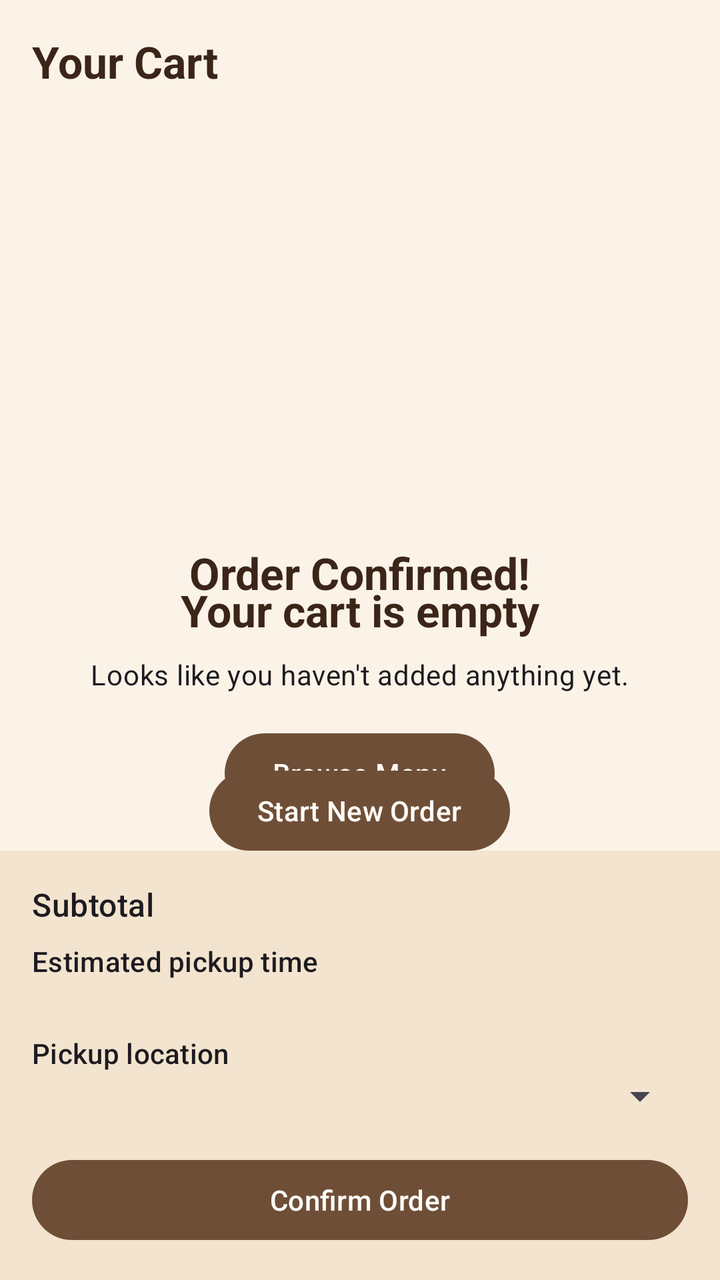
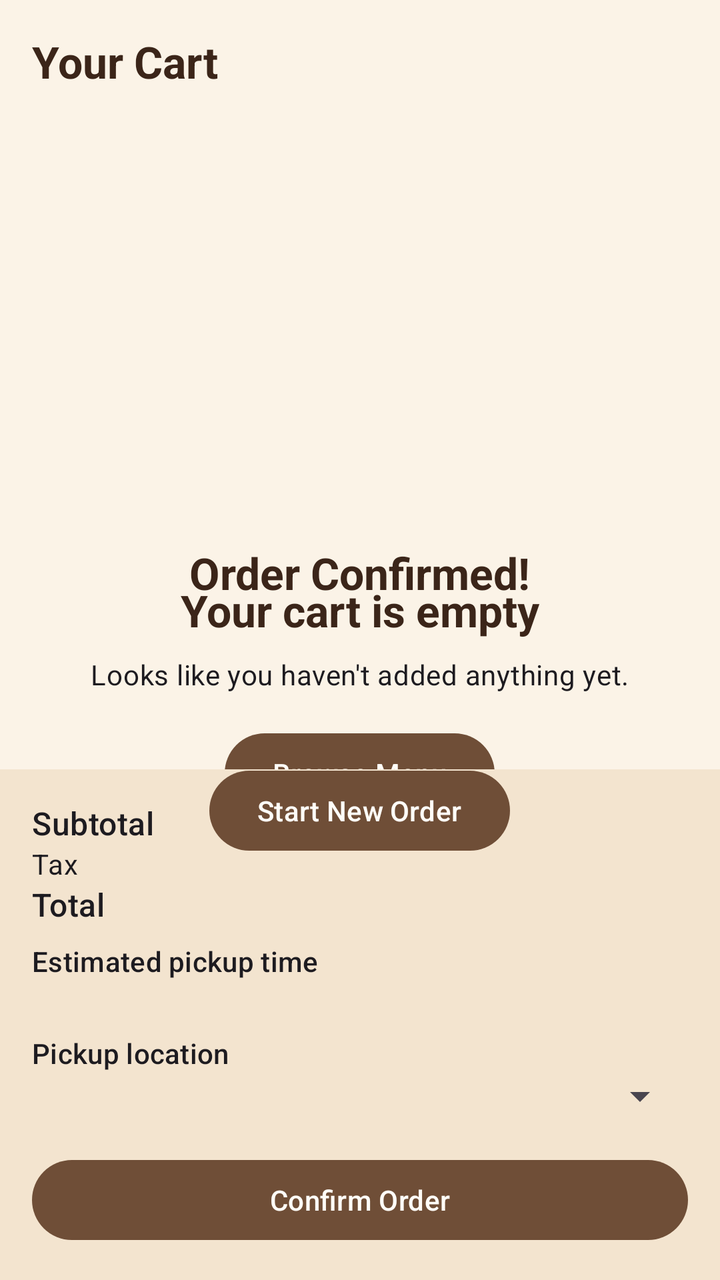

An Android layout rendered at two revisions. The XML below is the earlier revision; the diff shows what the commit changed to produce the second picture.
<!-- AndroidManifest.xml: application theme Theme.Jojos_Cup_Of_Jo -->
<!-- res/layout/fragment_cart.xml -->
<?xml version="1.0" encoding="utf-8"?>
<LinearLayout xmlns:android="http://schemas.android.com/apk/res/android"
    xmlns:app="http://schemas.android.com/apk/res-auto"
    xmlns:tools="http://schemas.android.com/tools"
    android:layout_width="match_parent"
    android:layout_height="match_parent"
    android:orientation="vertical">

    <TextView
        android:layout_width="wrap_content"
        android:layout_height="wrap_content"
        android:layout_margin="@dimen/spacing_md"
        android:text="@string/heading_your_cart"
        android:textAppearance="@style/TextAppearance.Jojo.SectionHeading" />

    <FrameLayout
        android:layout_width="match_parent"
        android:layout_height="0dp"
        android:layout_weight="1">

    
    <LinearLayout
        android:id="@+id/cart_empty_group"
        android:layout_width="match_parent"
        android:layout_height="match_parent"
        android:gravity="center"
        android:orientation="vertical"
        android:padding="@dimen/spacing_lg">

        <TextView
            android:layout_width="wrap_content"
            android:layout_height="wrap_content"
            android:text="@string/cart_empty_title"
            android:textAppearance="@style/TextAppearance.Jojo.SectionHeading" />

        <TextView
            android:layout_width="wrap_content"
            android:layout_height="wrap_content"
            android:layout_marginTop="@dimen/spacing_sm"
            android:text="@string/cart_empty_subtitle"
            android:textAppearance="@style/TextAppearance.Material3.BodyMedium" />

        <com.google.android.material.button.MaterialButton
            android:id="@+id/browse_menu_button"
            android:layout_width="wrap_content"
            android:layout_height="wrap_content"
            android:layout_marginTop="@dimen/spacing_md"
            android:text="@string/browse_menu" />

    </LinearLayout>

    
    <LinearLayout
        android:id="@+id/cart_content_group"
        android:layout_width="match_parent"
        android:layout_height="match_parent"
        android:orientation="vertical">

        <androidx.recyclerview.widget.RecyclerView
            android:id="@+id/cart_recycler_view"
            android:layout_width="match_parent"
            android:layout_height="0dp"
            android:layout_weight="1"
            android:clipToPadding="false"
            android:paddingVertical="@dimen/spacing_sm"
            tools:listitem="@layout/item_cart_product" />

        <LinearLayout
            android:layout_width="match_parent"
            android:layout_height="wrap_content"
            android:background="?attr/colorPrimaryContainer"
            android:orientation="vertical"
            android:padding="@dimen/spacing_md">

            <LinearLayout
                android:layout_width="match_parent"
                android:layout_height="wrap_content"
                android:orientation="horizontal">

                <TextView
                    android:layout_width="0dp"
                    android:layout_height="wrap_content"
                    android:layout_weight="1"
                    android:text="@string/subtotal"
                    android:textAppearance="@style/TextAppearance.Material3.TitleMedium" />

                <TextView
                    android:id="@+id/cart_subtotal"
                    android:layout_width="wrap_content"
                    android:layout_height="wrap_content"
                    android:textAppearance="@style/TextAppearance.Material3.TitleMedium" />

            </LinearLayout>

            <TextView
                android:layout_width="match_parent"
                android:layout_height="wrap_content"
                android:layout_marginTop="@dimen/spacing_sm"
                android:text="@string/estimated_pickup_time"
                android:textAppearance="@style/TextAppearance.Material3.LabelLarge" />

            <TextView
                android:id="@+id/cart_pickup_time"
                android:layout_width="match_parent"
                android:layout_height="wrap_content"
                android:textAppearance="@style/TextAppearance.Material3.BodyMedium" />

            <TextView
                android:layout_width="match_parent"
                android:layout_height="wrap_content"
                android:layout_marginTop="@dimen/spacing_sm"
                android:text="@string/pickup_location"
                android:textAppearance="@style/TextAppearance.Material3.LabelLarge" />

            <Spinner
                android:id="@+id/cart_pickup_location_spinner"
                android:layout_width="match_parent"
                android:layout_height="wrap_content" />

            <com.google.android.material.button.MaterialButton
                android:id="@+id/confirm_order_button"
                android:layout_width="match_parent"
                android:layout_height="wrap_content"
                android:layout_marginTop="@dimen/spacing_md"
                android:text="@string/confirm_order" />

        </LinearLayout>

    </LinearLayout>

    
    <LinearLayout
        android:id="@+id/cart_confirmed_group"
        android:layout_width="match_parent"
        android:layout_height="match_parent"
        android:gravity="center"
        android:orientation="vertical"
        android:padding="@dimen/spacing_lg">

        <TextView
            android:layout_width="wrap_content"
            android:layout_height="wrap_content"
            android:text="@string/order_confirmed_title"
            android:textAppearance="@style/TextAppearance.Jojo.SectionHeading" />

        <TextView
            android:id="@+id/confirmed_order_number"
            android:layout_width="wrap_content"
            android:layout_height="wrap_content"
            android:layout_marginTop="@dimen/spacing_sm"
            android:textAppearance="@style/TextAppearance.Material3.TitleLarge" />

        <TextView
            android:id="@+id/confirmed_recap"
            android:layout_width="wrap_content"
            android:layout_height="wrap_content"
            android:layout_marginTop="@dimen/spacing_sm"
            android:gravity="center"
            android:textAppearance="@style/TextAppearance.Material3.BodyMedium" />

        <com.google.android.material.button.MaterialButton
            android:id="@+id/start_new_order_button"
            android:layout_width="wrap_content"
            android:layout_height="wrap_content"
            android:layout_marginTop="@dimen/spacing_md"
            android:text="@string/start_new_order" />

    </LinearLayout>

    </FrameLayout>

</LinearLayout>
<!-- res/layout/item_cart_product.xml (included above) -->
<?xml version="1.0" encoding="utf-8"?>
<com.google.android.material.card.MaterialCardView
    xmlns:android="http://schemas.android.com/apk/res/android"
    xmlns:app="http://schemas.android.com/apk/res-auto"
    android:layout_width="match_parent"
    android:layout_height="wrap_content"
    android:layout_marginHorizontal="@dimen/spacing_md"
    android:layout_marginVertical="@dimen/spacing_sm"
    app:cardCornerRadius="@dimen/card_corner_radius"
    app:cardElevation="1dp"
    app:strokeWidth="0dp">

    <LinearLayout
        android:layout_width="match_parent"
        android:layout_height="wrap_content"
        android:orientation="vertical"
        android:padding="@dimen/spacing_md">

        <LinearLayout
            android:layout_width="match_parent"
            android:layout_height="wrap_content"
            android:gravity="center_vertical"
            android:orientation="horizontal">

            <TextView
                android:id="@+id/cart_item_name"
                android:layout_width="0dp"
                android:layout_height="wrap_content"
                android:layout_weight="1"
                android:textAppearance="@style/TextAppearance.Material3.TitleMedium"
                android:textColor="?attr/colorOnSurface" />

            <com.google.android.material.button.MaterialButton
                android:id="@+id/cart_item_delete"
                style="@style/Widget.Material3.Button.IconButton"
                android:layout_width="wrap_content"
                android:layout_height="wrap_content"
                app:icon="@drawable/ic_delete"
                app:iconTint="?attr/colorPrimary" />

        </LinearLayout>

        <TextView
            android:id="@+id/cart_item_unit_price"
            android:layout_width="match_parent"
            android:layout_height="wrap_content"
            android:textAppearance="@style/TextAppearance.Material3.BodySmall"
            android:textColor="?attr/colorOnSurfaceVariant" />

        <LinearLayout
            android:layout_width="match_parent"
            android:layout_height="wrap_content"
            android:layout_marginTop="@dimen/spacing_sm"
            android:gravity="center_vertical"
            android:orientation="horizontal">

            <com.google.android.material.button.MaterialButton
                android:id="@+id/cart_item_decrement"
                style="@style/Widget.Material3.Button.IconButton.Filled.Tonal"
                android:layout_width="wrap_content"
                android:layout_height="wrap_content"
                app:icon="@drawable/ic_remove" />

            <TextView
                android:id="@+id/cart_item_quantity"
                android:layout_width="wrap_content"
                android:layout_height="wrap_content"
                android:layout_marginHorizontal="@dimen/spacing_md"
                android:minWidth="24dp"
                android:gravity="center"
                android:textAppearance="@style/TextAppearance.Material3.TitleMedium" />

            <com.google.android.material.button.MaterialButton
                android:id="@+id/cart_item_increment"
                style="@style/Widget.Material3.Button.IconButton.Filled.Tonal"
                android:layout_width="wrap_content"
                android:layout_height="wrap_content"
                app:icon="@drawable/ic_add" />

            <TextView
                android:id="@+id/cart_item_line_total"
                android:layout_width="0dp"
                android:layout_height="wrap_content"
                android:layout_weight="1"
                android:gravity="end"
                android:textAppearance="@style/TextAppearance.Material3.TitleMedium"
                android:textColor="?attr/colorOnSurface" />

        </LinearLayout>

    </LinearLayout>

</com.google.android.material.card.MaterialCardView>
<!-- resources referenced by this layout -->
<resources>
  <dimen name="card_corner_radius">12dp</dimen>
  <dimen name="spacing_lg">24dp</dimen>
  <dimen name="spacing_md">16dp</dimen>
  <dimen name="spacing_sm">8dp</dimen>
  <!-- drawable ic_add (drawable) -->
  <vector xmlns:android="http://schemas.android.com/apk/res/android"
      android:width="24dp"
      android:height="24dp"
      android:viewportWidth="24"
      android:viewportHeight="24">
      <path
          android:fillColor="#FF000000"
          android:pathData="M11,5H13V11H19V13H13V19H11V13H5V11H11Z" />
  </vector>
  <!-- drawable ic_delete (drawable) -->
  <vector xmlns:android="http://schemas.android.com/apk/res/android"
      android:width="24dp"
      android:height="24dp"
      android:viewportWidth="24"
      android:viewportHeight="24">
      <path
          android:fillColor="#FF000000"
          android:pathData="M6,7H18L17,20A2,2 0 0 1 15,22H9A2,2 0 0 1 7,20Z" />
      <path
          android:fillColor="#FF000000"
          android:pathData="M9,4H15V6H20V8H4V6H9Z" />
  </vector>
  <!-- drawable ic_remove (drawable) -->
  <vector xmlns:android="http://schemas.android.com/apk/res/android"
      android:width="24dp"
      android:height="24dp"
      android:viewportWidth="24"
      android:viewportHeight="24">
      <path
          android:fillColor="#FF000000"
          android:pathData="M5,11H19V13H5Z" />
  </vector>
  <string name="browse_menu">Browse Menu</string>
  <string name="cart_empty_subtitle">Looks like you haven\'t added anything yet.</string>
  <string name="cart_empty_title">Your cart is empty</string>
  <string name="confirm_order">Confirm Order</string>
  <string name="estimated_pickup_time">Estimated pickup time</string>
  <string name="heading_your_cart">Your Cart</string>
  <string name="order_confirmed_title">Order Confirmed!</string>
  <string name="pickup_location">Pickup location</string>
  <string name="start_new_order">Start New Order</string>
  <string name="subtotal">Subtotal</string>
  <style name="TextAppearance.Jojo.SectionHeading" parent="TextAppearance.Material3.TitleLarge">
          <item name="android:textColor">?attr/colorOnSurface</item>
          <item name="android:textStyle">bold</item>
      </style>
  <style name="Theme.Jojos_Cup_Of_Jo" parent="Base.Theme.Jojos_Cup_Of_Jo" />
  <style name="Base.Theme.Jojos_Cup_Of_Jo" parent="Theme.Material3.DayNight.NoActionBar">
          <item name="colorPrimary">@color/coffee_mocha_700</item>
          <item name="colorOnPrimary">@color/coffee_cream_50</item>
          <item name="colorPrimaryContainer">@color/coffee_cream_200</item>
          <item name="colorOnPrimaryContainer">@color/coffee_espresso_900</item>
          <item name="colorSecondary">@color/sunflower_yellow_500</item>
          <item name="colorOnSecondary">@color/coffee_espresso_900</item>
          <item name="colorSurface">@color/coffee_cream_50</item>
          <item name="colorOnSurface">@color/coffee_espresso_900</item>
          <item name="android:colorBackground">@color/coffee_cream_100</item>
      </style>
  <color name="coffee_mocha_700">#6F4E37</color>
  <color name="coffee_cream_50">#FFFDF8</color>
  <color name="coffee_cream_200">#F3E4CF</color>
  <color name="coffee_espresso_900">#3B2519</color>
  <color name="sunflower_yellow_500">#E8A93A</color>
  <color name="coffee_cream_100">#FBF3E7</color>
</resources>

<!-- the commit's change to res/layout/fragment_cart.xml (unified diff, before → after) -->
@@ -86,6 +86,46 @@
 
                 <TextView
                     android:id="@+id/cart_subtotal"
+                    android:layout_width="wrap_content"
+                    android:layout_height="wrap_content"
+                    android:textAppearance="@style/TextAppearance.Material3.TitleMedium" />
+
+            </LinearLayout>
+
+            <LinearLayout
+                android:layout_width="match_parent"
+                android:layout_height="wrap_content"
+                android:orientation="horizontal">
+
+                <TextView
+                    android:layout_width="0dp"
+                    android:layout_height="wrap_content"
+                    android:layout_weight="1"
+                    android:text="@string/tax"
+                    android:textAppearance="@style/TextAppearance.Material3.BodyMedium" />
+
+                <TextView
+                    android:id="@+id/cart_tax"
+                    android:layout_width="wrap_content"
+                    android:layout_height="wrap_content"
+                    android:textAppearance="@style/TextAppearance.Material3.BodyMedium" />
+
+            </LinearLayout>
+
+            <LinearLayout
+                android:layout_width="match_parent"
+                android:layout_height="wrap_content"
+                android:orientation="horizontal">
+
+                <TextView
+                    android:layout_width="0dp"
+                    android:layout_height="wrap_content"
+                    android:layout_weight="1"
+                    android:text="@string/total"
+                    android:textAppearance="@style/TextAppearance.Material3.TitleMedium" />
+
+                <TextView
+                    android:id="@+id/cart_total"
                     android:layout_width="wrap_content"
                     android:layout_height="wrap_content"
                     android:textAppearance="@style/TextAppearance.Material3.TitleMedium" />
<!-- resource entries referenced after the edit -->
@@ -47,6 +47,8 @@
   <string name="pickup_location">Pickup location</string>
   <string name="start_new_order">Start New Order</string>
   <string name="subtotal">Subtotal</string>
+  <string name="tax">Tax</string>
+  <string name="total">Total</string>
   <style name="TextAppearance.Jojo.SectionHeading" parent="TextAppearance.Material3.TitleLarge">
           <item name="android:textColor">?attr/colorOnSurface</item>
           <item name="android:textStyle">bold</item>
